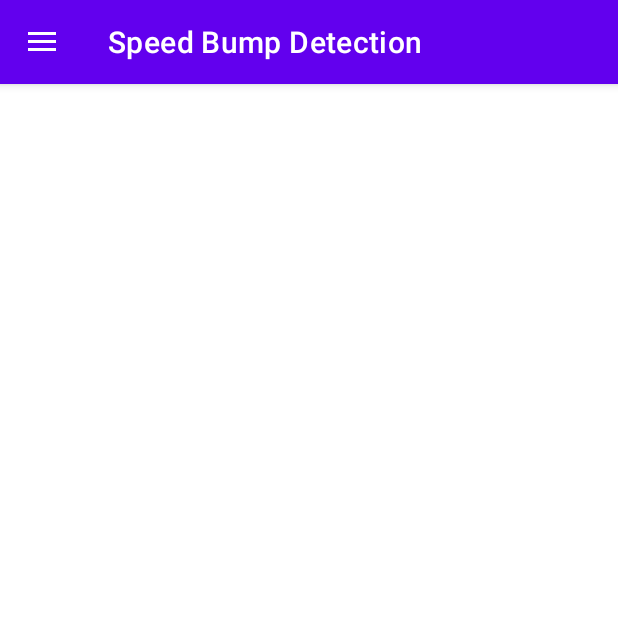
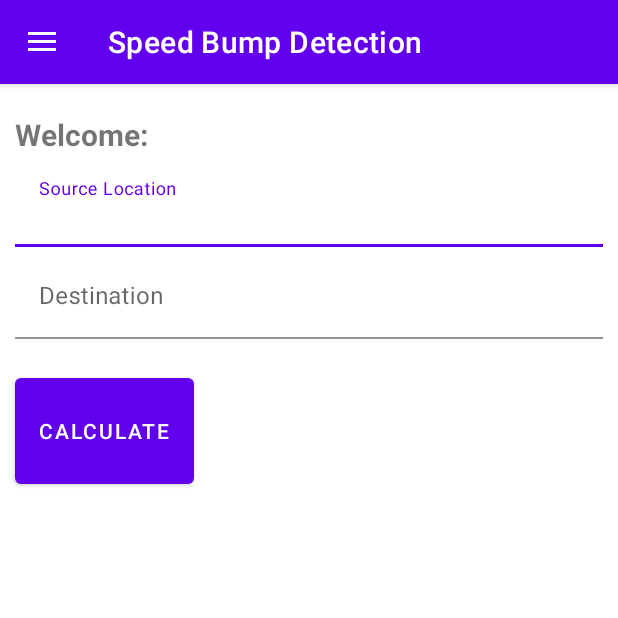
Before and after one commit to iliasbtk/Speed-Bump-Detection-App, an Android app: the screen it shows after launch (MainActivity), on a phone screen of 412 x 824 dp, the top half of it. Run offline under Robolectric (Android 15) with nearby library versions, the phone set to English and light mode, and no system bars.

Commit message:
#004 Implement Main activity layout

```diff
--- a/app/src/main/res/layout/activity_main.xml
+++ b/app/src/main/res/layout/activity_main.xml
@@ -7,8 +7,8 @@
     android:layout_height="match_parent"
     android:fitsSystemWindows="true"
     tools:context=".MainActivity"
-    tools:openDrawer="start">
-
+    >
+    // tools:openDrawer="start"
     <androidx.constraintlayout.widget.ConstraintLayout
         android:layout_width="match_parent"
         android:layout_height="match_parent">
@@ -27,7 +27,81 @@
         <FrameLayout
             android:id="@+id/fragment_container"
             android:layout_width="match_parent"
-            android:layout_height="match_parent" />
+            android:layout_height="match_parent"
+            tools:layout_editor_absoluteX="0dp"
+            tools:layout_editor_absoluteY="0dp">
+
+
+        </FrameLayout>
+
+        <TextView
+            android:id="@+id/txt_title"
+            android:layout_width="wrap_content"
+            android:layout_height="wrap_content"
+            android:layout_marginTop="20dp"
+            android:text="Welcome:"
+            android:textSize="20sp"
+            android:textStyle="bold"
+            app:layout_constraintStart_toStartOf="parent"
+            app:layout_constraintTop_toBottomOf="@+id/toolbar"
+            android:layout_marginLeft="10dp"/>
+
+        <com.google.android.material.textfield.TextInputLayout
+            android:id="@+id/txt_input_src_location"
+            android:layout_width="match_parent"
+            android:layout_height="wrap_content"
+            app:layout_constraintTop_toBottomOf="@+id/txt_title"
+            android:layout_marginTop="5dp"
+            android:layout_marginLeft="10dp"
+            android:layout_marginRight="10dp">
+
+
+            <com.google.android.material.textfield.TextInputEditText
+                android:layout_width="match_parent"
+                android:layout_height="wrap_content"
+                android:hint="Source Location"
+                android:inputType="text"
+                android:background="@color/white"/>
+
+
+        </com.google.android.material.textfield.TextInputLayout>
+
+        <com.google.android.material.textfield.TextInputLayout
+            android:id="@+id/txt_input_dest_location"
+            android:layout_width="match_parent"
+            android:layout_height="wrap_content"
+            app:layout_constraintTop_toBottomOf="@+id/txt_input_src_location"
+            android:layout_marginTop="5dp"
+            android:layout_marginLeft="10dp"
+            android:layout_marginRight="10dp">
+
+
+            <com.google.android.material.textfield.TextInputEditText
+                android:layout_width="match_parent"
+                android:layout_height="wrap_content"
+                android:hint="Destination"
+                android:inputType="text"
+                android:background="@color/white"/>
+
+
+        </com.google.android.material.textfield.TextInputLayout>
+
+        <Button
+            android:id="@+id/btn_start"
+            android:layout_width="wrap_content"
+            android:layout_height="0dp"
+            android:text="Calculate"
+            android:layout_marginTop="20dp"
+            android:layout_marginLeft="10dp"
+            app:layout_constraintHeight_percent="0.1"
+            app:layout_constraintStart_toStartOf="parent"
+            app:layout_constraintTop_toBottomOf="@+id/txt_input_dest_location" />
+
+
+
+
+
+
 
 
     </androidx.constraintlayout.widget.ConstraintLayout>
```
